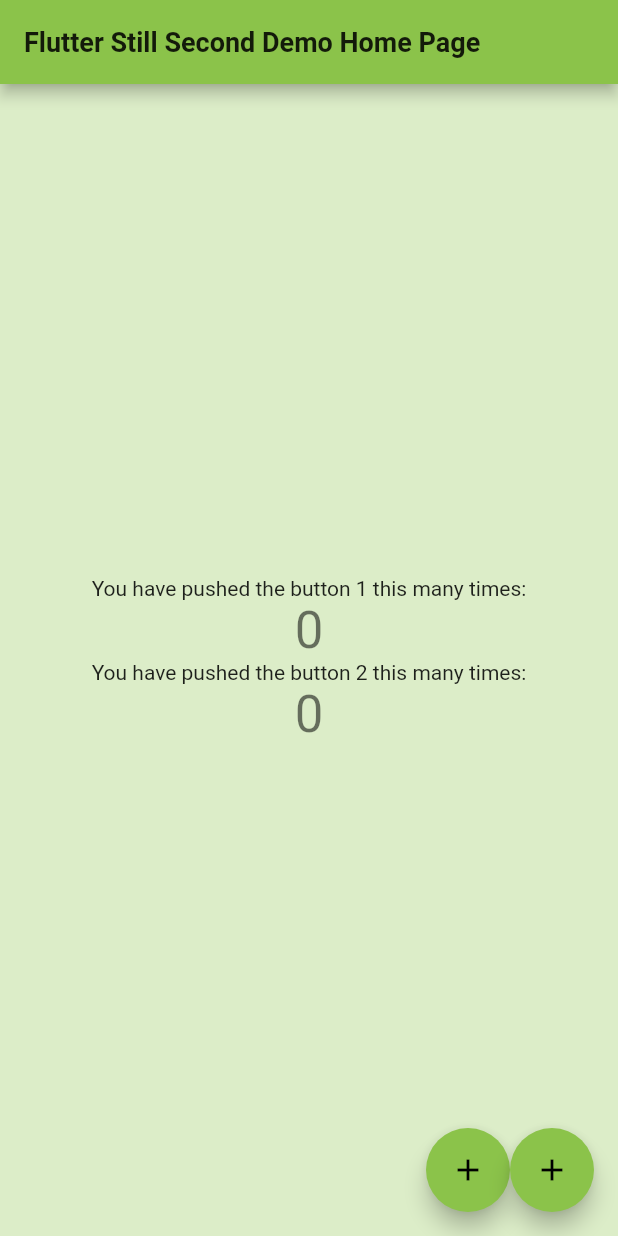
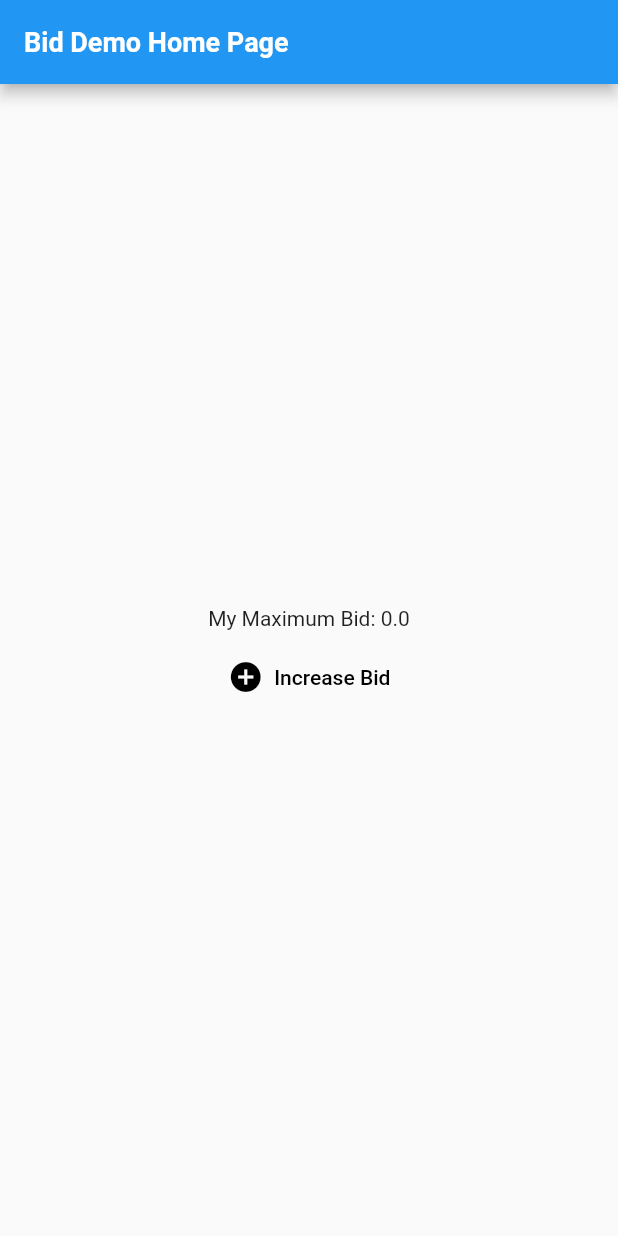
Before and after one commit to JPedroSilveira/flutter-exercises, a Flutter app: the screen it shows after launch, on a phone screen of 412 x 824 dp. Run offline on Flutter 3.47's test engine with Material 2 defaults, Android fonts, the phone set to English and light mode, and no system bars.

Commit message:
Feat(Four): Increase Bid

```diff
--- a/lib/main.dart
+++ b/lib/main.dart
@@ -11,10 +11,9 @@
       debugShowCheckedModeBanner: false,
       title: 'Flutter Demo',
       theme: ThemeData(
-        primarySwatch: Colors.lightGreen,
-        scaffoldBackgroundColor: Colors.lightGreen.shade100,
+        primarySwatch: Colors.blue,
       ),
-      home: HomePage(title: 'Flutter Still Second Demo Home Page'),
+      home: HomePage(title: 'Bid Demo Home Page'),
     );
   }
 }
@@ -28,18 +27,11 @@
 }
 
 class _HomePageState extends State<HomePage> {
-  int _counter_button_1 = 0;
-  int _counter_button_2 = 0;
+  double bid = 0;
 
-  void _incrementCounterOne() {
+  void _increaseBid() {
     setState(() {
-      _counter_button_1++;
-    });
-  }
-
-  void _incrementCounterTwo() {
-    setState(() {
-      _counter_button_2++;
+      bid+= 50;
     });
   }
 
@@ -50,7 +42,7 @@
         title: Text(
           widget.title,
           style: TextStyle(fontWeight: FontWeight.bold),
-          textAlign: TextAlign.center,
+          textAlign: TextAlign.start,
           textScaleFactor: 0.9
         ),
       ),
@@ -59,37 +51,27 @@
           mainAxisAlignment: MainAxisAlignment.center,
           children: <Widget>[
             Text(
-              'You have pushed the button 1 this many times:',
+              'My Maximum Bid: ${bid.toStringAsFixed(1)}',
             ),
-            Text(
-              '$_counter_button_1',
-              style: Theme.of(context).textTheme.headline4,
-            ),
-            Text(
-              'You have pushed the button 2 this many times:',
-            ),
-            Text(
-              '$_counter_button_2',
-              style: Theme.of(context).textTheme.headline4,
+            SizedBox(height: 7),
+            Row(
+              mainAxisAlignment: MainAxisAlignment.center,
+              children: [
+                TextButton(
+                  child: Row(
+                    children: [
+                      Icon(Icons.add_circle, color: Colors.black),
+                      SizedBox(width: 7),
+                      Text('Increase Bid', style: TextStyle(color: Colors.black)),
+                     ],
+                  ),
+                  onPressed: _increaseBid
+                ),
+              ],
             ),
           ],
         ),
       ),
-      floatingActionButton: Row(
-        mainAxisAlignment: MainAxisAlignment.end,
-        children: <Widget>[
-          FloatingActionButton(
-            onPressed: _incrementCounterOne,
-            tooltip: 'Increment One',
-            child: Icon(Icons.add),
-          ),
-          FloatingActionButton(
-            onPressed: _incrementCounterTwo,
-            tooltip: 'Increment Two',
-            child: Icon(Icons.add),
-          ),
-        ],
-      ),
     );
   }
 }
```
